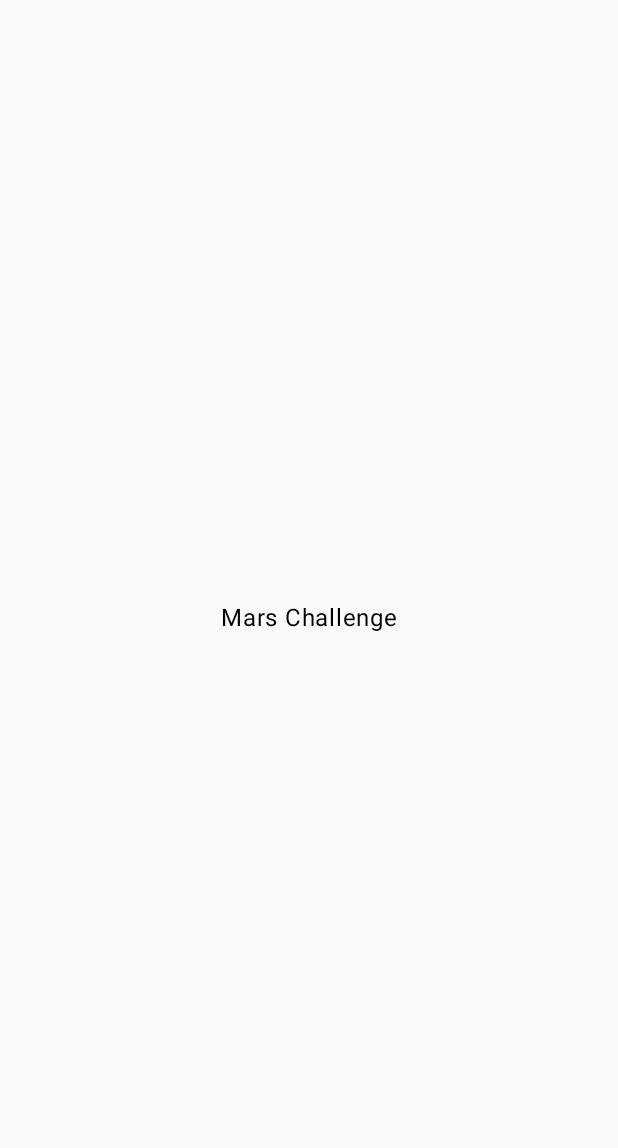
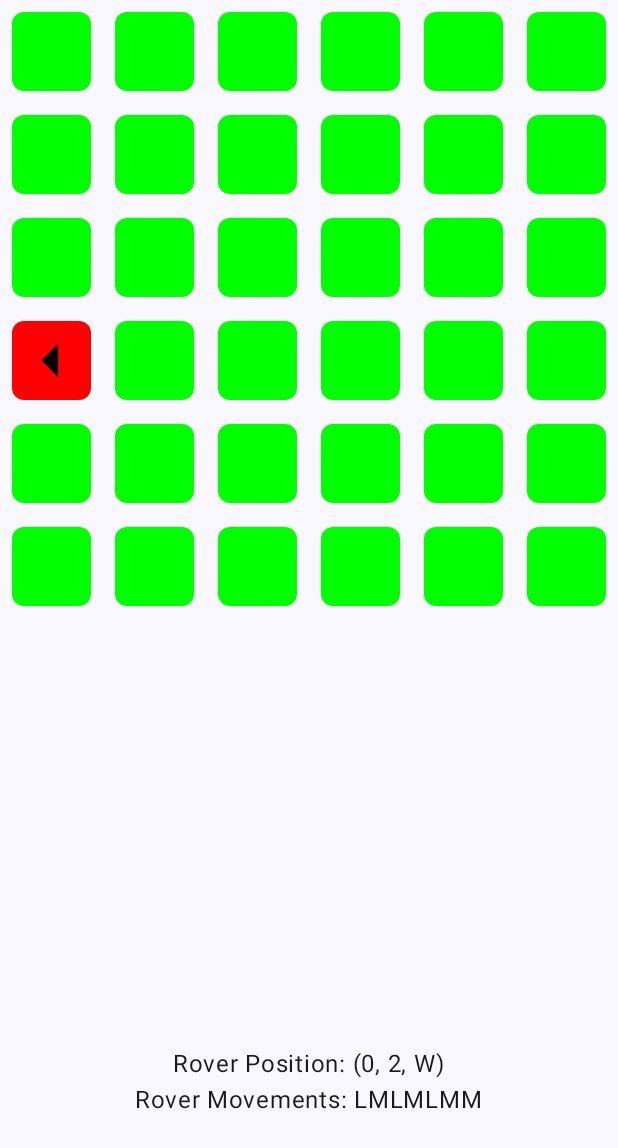
Before and after one commit to pabloiniesta/MarsRoverCodingChallenge, an Android app built with Jetpack Compose: the MarsScreen screen opened through its navigation route, on a phone screen of 412 x 824 dp. Before the commit the part shown is almost empty. Shown: the top 1148 px of the screen. Run offline under Robolectric (Android 15) with nearby library versions, the phone set to English and light mode, and no system bars; our stand-ins replace Dagger/Hilt's generated code.

Commit message:
Mars screen with parcel grid and roverstatus

```diff
--- a/app/src/main/java/pablo/iniesta/marsrovercodingchallenge/presentation/MainActivity.kt
+++ b/app/src/main/java/pablo/iniesta/marsrovercodingchallenge/presentation/MainActivity.kt
@@ -3,6 +3,11 @@ package pablo.iniesta.marsrovercodingchallenge.presentation
 import android.os.Bundle
 import androidx.activity.ComponentActivity
 import androidx.activity.compose.setContent
+import androidx.activity.enableEdgeToEdge
+import androidx.compose.foundation.layout.fillMaxSize
+import androidx.compose.foundation.layout.padding
+import androidx.compose.material3.Scaffold
+import androidx.compose.ui.Modifier
 import androidx.navigation.compose.rememberNavController
 import kotlinx.serialization.Serializable
 import pablo.iniesta.marsrovercodingchallenge.presentation.ui.theme.MarsRoverCodingChallengeTheme
@@ -16,12 +21,15 @@ import pablo.iniesta.marsrovercodingchallenge.presentation.startscreen.StartScre
 class MainActivity : ComponentActivity() {
     override fun onCreate(savedInstanceState: Bundle?) {
         super.onCreate(savedInstanceState)
+        enableEdgeToEdge()
         setContent {
             MarsRoverCodingChallengeTheme {
                val navController = rememberNavController()
+                Scaffold(modifier = Modifier.fillMaxSize()) { innerPadding ->
                     NavHost(
                         navController = navController,
-                    startDestination = StartScreen
+                        startDestination = StartScreen,
+                        modifier = Modifier.padding(innerPadding)
                         ) {
                         composable<StartScreen> {
                             StartScreen(navController)
@@ -30,6 +38,8 @@ class MainActivity : ComponentActivity() {
                             MarsScreen()
                         }
                     }
+                }
+
             }
         }
     }
--- a/app/src/main/java/pablo/iniesta/marsrovercodingchallenge/presentation/marsscreen/MarsScreen.kt
+++ b/app/src/main/java/pablo/iniesta/marsrovercodingchallenge/presentation/marsscreen/MarsScreen.kt
@@ -1,23 +1,105 @@
 package pablo.iniesta.marsrovercodingchallenge.presentation.marsscreen
 
+import androidx.compose.foundation.Image
+import androidx.compose.foundation.background
 import androidx.compose.foundation.layout.Arrangement
+import androidx.compose.foundation.layout.Box
 import androidx.compose.foundation.layout.Column
+import androidx.compose.foundation.layout.aspectRatio
 import androidx.compose.foundation.layout.fillMaxSize
+import androidx.compose.foundation.layout.fillMaxWidth
+import androidx.compose.foundation.layout.padding
+import androidx.compose.foundation.lazy.grid.GridCells
+import androidx.compose.foundation.lazy.grid.LazyVerticalGrid
+import androidx.compose.foundation.lazy.grid.items
+import androidx.compose.foundation.shape.RoundedCornerShape
 import androidx.compose.material3.Text
 import androidx.compose.runtime.Composable
+import androidx.compose.runtime.getValue
+import androidx.compose.runtime.remember
 import androidx.compose.ui.Alignment
 import androidx.compose.ui.Modifier
+import androidx.compose.ui.draw.clip
+import androidx.compose.ui.graphics.Color
+import androidx.compose.ui.res.painterResource
+import androidx.compose.ui.unit.dp
 import androidx.hilt.navigation.compose.hiltViewModel
+import com.example.roverchallenge.util.Direction
+import pablo.iniesta.marsrovercodingchallenge.R
+import pablo.iniesta.marsrovercodingchallenge.domain.Rover
 
 @Composable
 fun MarsScreen(
     viewModel: MarsViewModel = hiltViewModel()
 ) {
+    val parcelList by remember { viewModel.parcelList }
+    val rover by remember { viewModel.rover }
+    val movements by remember { viewModel.movements }
+
     Column(
-        modifier = Modifier.fillMaxSize(),
-        verticalArrangement = Arrangement.Center,
-        horizontalAlignment = Alignment.CenterHorizontally
+        modifier = Modifier
+            .fillMaxSize()
     ) {
-        Text(text = "Mars Challenge")
+        MarsParcelGrid(parcelList, rover, Modifier.weight(0.75f))
+        MarsStatus(rover, movements, Modifier.weight(0.25f))
     }
 }
+
+@Composable
+fun MarsParcelGrid(parcelList: List<Boolean>, rover: Rover?, modifier: Modifier) {
+    if (rover != null) {
+        LazyVerticalGrid(
+            columns = GridCells.Fixed(rover.boundaries.x + 1),
+            modifier = modifier.fillMaxWidth()
+        ) {
+            items(parcelList) { isOccupied ->
+                MarsParcel(isOccupied, rover)
+            }
+        }
+    }
+}
+
+@Composable
+fun MarsParcel(isOccupied: Boolean, rover: Rover) {
+    Box(
+        modifier = Modifier
+            .aspectRatio(1f)
+            .padding(8.dp)
+            .clip(RoundedCornerShape(8.dp))
+            .background(if (isOccupied) Color.Red else Color.Green),
+        contentAlignment = Alignment.Center
+    ) {
+        if (isOccupied) {
+            Image(
+                painter = painterResource(rover.getRoverIcon()),
+                contentDescription = null,
+                modifier = Modifier.fillMaxSize()
+            )
+        }
+    }
+}
+
+@Composable
+fun MarsStatus(rover: Rover?, movements: String, modifier: Modifier) {
+    if (rover != null) {
+        Column(modifier = modifier.fillMaxSize(), verticalArrangement = Arrangement.Center) {
+            Text(
+                text = "Rover Position: (${rover.coordinates.x}, ${rover.coordinates.y}, ${rover.direction})",
+                modifier = Modifier.align(Alignment.CenterHorizontally)
+            )
+            Text(
+                text = if (movements.isEmpty()) "No more moves left" else "Rover Movements: $movements",
+                modifier = Modifier.align(Alignment.CenterHorizontally)
+            )
+        }
+    }
+}
+
+private fun Rover.getRoverIcon(): Int {
+    return when (direction) {
+        Direction.N -> R.drawable.rover_icon_north
+        Direction.S -> R.drawable.rover_icon_south
+        Direction.E -> R.drawable.rover_icon_east
+        Direction.W -> R.drawable.rover_icon_west
+    }
+}
--- a/app/src/main/java/pablo/iniesta/marsrovercodingchallenge/presentation/marsscreen/MarsViewModel.kt
+++ b/app/src/main/java/pablo/iniesta/marsrovercodingchallenge/presentation/marsscreen/MarsViewModel.kt
@@ -41,8 +41,8 @@ class MarsViewModel @Inject constructor(
             movements.value = marsInput.movements
             //Initialize the parcel list to false for all parcels
             parcelList.value = List(rover.value!!.getTotalParcels()) { false }
+            //Start the movement processing
             setUpMovementProcessing()
-            //occupyParcel()
         } else {
             //TODO handle error reading json
             Log.e("MarsViewModel", "Error loading data")
@@ -56,15 +56,10 @@ class MarsViewModel @Inject constructor(
         movementsFlow
             .filter { it.isNotEmpty() }
             .onEach { movementsString ->
-                Log.d("MarsViewModel","FLOW")
                 repeat(movementsString.length) { index ->
-                    Log.d("MarsViewModel", "Action: " + movements.value.first())
                     rover.value = rover.value?.move(movements.value.first())
                     movements.value = movements.value.drop(1)
                     occupyParcel()
-                    Log.d("MarsViewModel", "Movement $index")
-                    Log.d("MarsViewModel", "Movements $movements")
-                    Log.d("MarsViewModel", "Rover $rover")
                     delay(1000L)
                 }
             }
@@ -72,9 +67,8 @@ class MarsViewModel @Inject constructor(
     }
 
     private fun occupyParcel() {
-        //Set the current parcel the Rover is standing on to true following the formula: (Row - 1 - rover.y) * Columns + rover.x
+        //Set the current parcel the Rover is standing on to true
         if (rover.value != null) {
-            Log.d("MarsViewModel", "Current parcel index: ${rover.value!!.getCurrentParcel()}")
             parcelList.value = List(parcelList.value.size) { i ->
                 i == rover.value!!.getCurrentParcel()
             }
@@ -87,6 +81,7 @@ class MarsViewModel @Inject constructor(
     }
 
     private fun Rover.getCurrentParcel(): Int {
+        //Current parcel index = (Row - 1 - rover.y) * Columns + rover.x
         return ((this.boundaries.x + 1) - 1 - this.coordinates.y) * (this.boundaries.y + 1) + this.coordinates.x
     }
 
--- /dev/null
+++ b/app/src/main/res/drawable/rover_icon_east.xml
@@ -0,0 +1,5 @@
+<vector xmlns:android="http://schemas.android.com/apk/res/android" android:autoMirrored="true" android:height="24dp" android:tint="#000000" android:viewportHeight="24" android:viewportWidth="24" android:width="24dp">
+
+    <path android:fillColor="@android:color/white" android:pathData="M10,17l5,-5 -5,-5v10z"/>
+
+</vector>
--- /dev/null
+++ b/app/src/main/res/drawable/rover_icon_north.xml
@@ -0,0 +1,5 @@
+<vector xmlns:android="http://schemas.android.com/apk/res/android" android:height="24dp" android:tint="#000000" android:viewportHeight="24" android:viewportWidth="24" android:width="24dp">
+
+    <path android:fillColor="@android:color/white" android:pathData="M7,14l5,-5 5,5z"/>
+
+</vector>
--- /dev/null
+++ b/app/src/main/res/drawable/rover_icon_south.xml
@@ -0,0 +1,5 @@
+<vector xmlns:android="http://schemas.android.com/apk/res/android" android:height="24dp" android:tint="#000000" android:viewportHeight="24" android:viewportWidth="24" android:width="24dp">
+
+    <path android:fillColor="@android:color/white" android:pathData="M7,10l5,5 5,-5z"/>
+
+</vector>
--- /dev/null
+++ b/app/src/main/res/drawable/rover_icon_west.xml
@@ -0,0 +1,5 @@
+<vector xmlns:android="http://schemas.android.com/apk/res/android" android:autoMirrored="true" android:height="24dp" android:tint="#000000" android:viewportHeight="24" android:viewportWidth="24" android:width="24dp">
+
+    <path android:fillColor="@android:color/white" android:pathData="M14,7l-5,5 5,5V7z"/>
+
+</vector>
```
Lines whose indentation alone changed are shown as unchanged.
